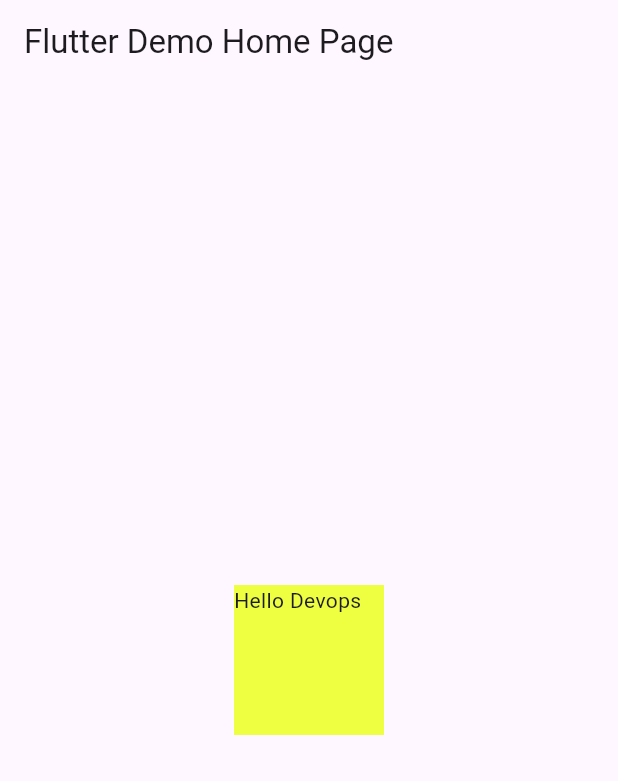
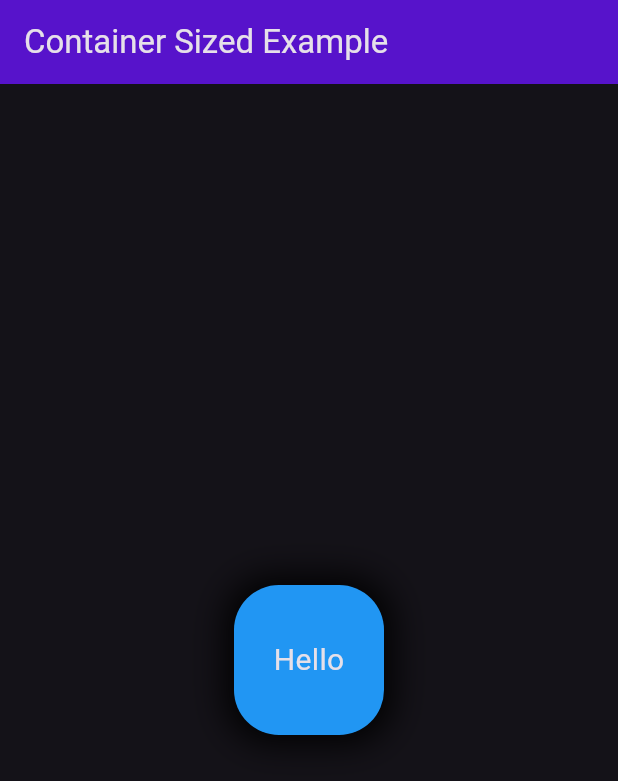
Before and after one commit to ajayvaniya0/Flutter_Bootcamp, a Flutter app: the screen it shows after launch, on a phone screen of 412 x 824 dp. Shown: the top 781 px of the screen. Run offline on Flutter 3.47's test engine with Material 3 defaults, Android fonts, the phone set to English and light mode, and no system bars.

Commit message:
Container and Sized

```diff
--- a/Week_2/basic_widgets/lib/main.dart
+++ b/Week_2/basic_widgets/lib/main.dart
@@ -1,51 +1,20 @@
 import 'package:flutter/material.dart';
+import 'package:basic_widgets/widgets/container_sized.dart';
 
-void main() {
-  runApp(const MyApp());
-}
+void main() => runApp(new MyApp());
 
 class MyApp extends StatelessWidget {
-  const MyApp({super.key});
+  const MyApp({Key? key}) : super(key: key);
 
-  // This widget is the root of your application.
   @override
-  Widget build(BuildContext context) {
+  Widget build(BuildContext context) { // corrected typo here
     return MaterialApp(
-      title: 'Flutter Demo',
       debugShowCheckedModeBanner: false,
       theme: ThemeData(
-        colorScheme: ColorScheme.fromSeed(seedColor: Colors.deepPurple),
-        useMaterial3: true,
+        brightness: Brightness.dark,
+        primaryColor: Colors.deepPurple,
       ),
-      home: const MyHomePage(title: 'Flutter Demo Home Page'),
+      home: Container_Sized(),
     );
   }
 }
-
-class MyHomePage extends StatefulWidget {
-  const MyHomePage({super.key, required this.title});
-
-  final String title;
-
-  @override
-  State<MyHomePage> createState() => _MyHomePageState();
-}
-
-class _MyHomePageState extends State<MyHomePage> {
-  @override
-  Widget build(BuildContext context) {
-    return Scaffold(
-      appBar: AppBar(
-        title: Text(widget.title),
-      ),
-      body: Center(
-        child: Container(
-          width: 100,
-          height: 100,
-          color: Colors.limeAccent,
-          child: Text('Hello Devops'),
-        ),
-      ),
-    );
-  }
-}
--- /dev/null
+++ b/Week_2/basic_widgets/lib/widgets/container_sized.dart
@@ -0,0 +1,40 @@
+import 'package:flutter/material.dart';
+
+class Container_Sized extends StatelessWidget {
+  @override
+  Widget build(BuildContext context) {
+    return Scaffold(
+      appBar: AppBar(
+        backgroundColor: Color.fromARGB(255, 87, 19, 203),
+        title: Text('Container Sized Example'),
+      ),
+      body:Center(
+      child: Container(
+
+        height: 100,
+        width: 100,
+        decoration: BoxDecoration(color: Colors.blue,
+        // shape: BoxShape.circle
+        borderRadius: BorderRadius.circular(30),
+        boxShadow: [
+          BoxShadow(
+            blurRadius: 20,
+            spreadRadius: 5,
+            color: Colors.black
+          )
+        ]
+        ),
+        child:
+        Center( child:  Text('Hello',
+        style: TextStyle(fontSize: 20))
+        )
+      ),
+      )
+        //  SizedBox(
+        //   height: 50,
+        //   width: 50,
+        //   child: Text('Hello'),
+        // ),
+    );
+  }
+}
```
